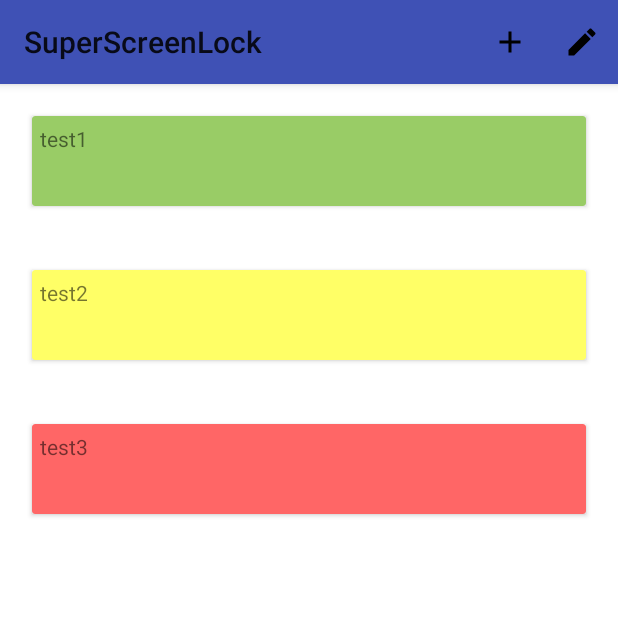
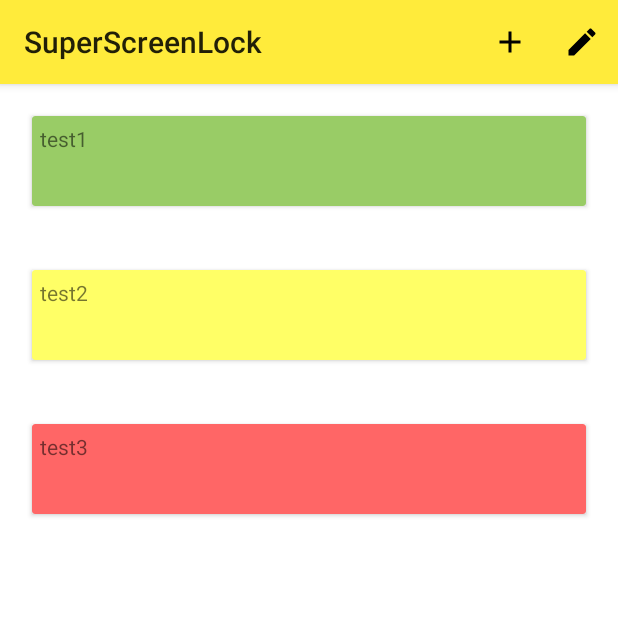
Before and after one commit to GSIL-Monitor/SuperScreenLock, an Android app: the screen it shows after launch (MainActivity), on a phone screen of 412 x 824 dp, the top half of it. Run offline under Robolectric (Android 15) with nearby library versions, the phone set to English and light mode, and no system bars; libraries missing offline, so code that uses them is left out: com.baidu.mapapi; 2 statements that could not run were skipped.

Commit message:
更改配色方案

```diff
--- a/app/src/main/res/values/colors.xml
+++ b/app/src/main/res/values/colors.xml
@@ -1,8 +1,8 @@
 <?xml version="1.0" encoding="utf-8"?>
 <resources>
-    <color name="colorPrimary">#3F51B5</color>
-    <color name="colorPrimaryDark">#303F9F</color>
-    <color name="colorAccent">#FF4081</color>
+    <!--<color name="colorPrimary">#3F51B5</color>-->
+    <!--<color name="colorPrimaryDark">#303F9F</color>-->
+    <!--<color name="colorAccent">#FF4081</color>-->
 
     <color name="colorBackground">#ffffff</color>
 
--- /dev/null
+++ b/app/src/main/res/values/colors_amber_yellow.xml
@@ -0,0 +1,11 @@
+<?xml version="1.0" encoding="utf-8"?>
+<resources>
+    <color name="colorPrimary">#FFEB3B</color>
+    <color name="colorPrimaryDark">#FFC107</color>
+    <color name="colorPrimaryLight">#FFECB3</color>
+    <color name="colorAccent">#FFA000</color>
+    <color name="primary_text">#212121</color>
+    <color name="secondary_text">#757575</color>
+    <color name="icons">#212121</color>
+    <color name="divider">#BDBDBD</color>
+</resources>
```
